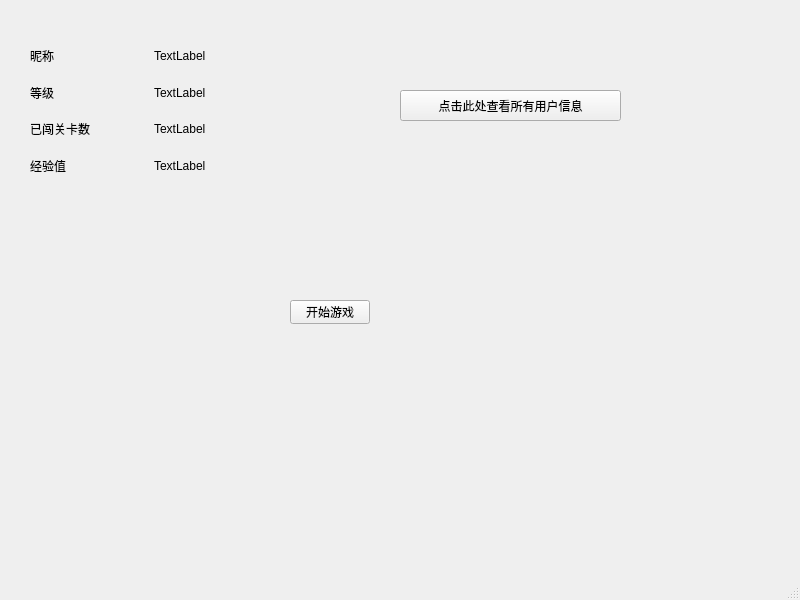
First picture: the form in playerwindow.ui, repository Poeroz/wordgame, before the edit.
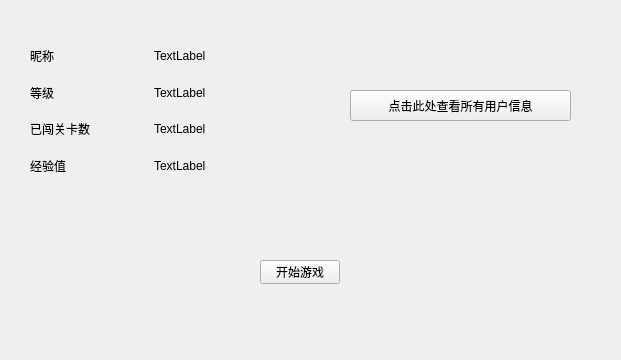
Second picture: the form after the edit.

The edit to the form file:
```diff
--- a/playerwindow.ui
+++ b/playerwindow.ui
@@ -6,8 +6,8 @@
    <rect>
     <x>0</x>
     <y>0</y>
-    <width>800</width>
-    <height>600</height>
+    <width>621</width>
+    <height>360</height>
    </rect>
   </property>
   <property name="windowTitle">
@@ -17,7 +17,7 @@
    <widget class="QPushButton" name="pushButton">
     <property name="geometry">
      <rect>
-      <x>400</x>
+      <x>350</x>
       <y>90</y>
       <width>221</width>
       <height>31</height>
@@ -30,8 +30,8 @@
    <widget class="QPushButton" name="pushButton_2">
     <property name="geometry">
      <rect>
-      <x>290</x>
-      <y>300</y>
+      <x>260</x>
+      <y>260</y>
       <width>80</width>
       <height>24</height>
      </rect>
@@ -109,17 +109,6 @@
     </layout>
    </widget>
   </widget>
-  <widget class="QMenuBar" name="menubar">
-   <property name="geometry">
-    <rect>
-     <x>0</x>
-     <y>0</y>
-     <width>800</width>
-     <height>22</height>
-    </rect>
-   </property>
-  </widget>
-  <widget class="QStatusBar" name="statusbar"/>
  </widget>
  <resources/>
  <connections/>
```
Left out of the diff: 74 changed lines with no effect on the pictures.
